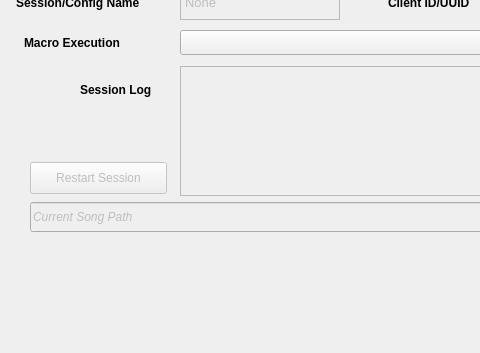
Before: the Qt Designer form seq_qt5/forms/qsessionframe.ui in ahlstromcj/seq66, drawn with Qt 5; both pictures show x 0 to 480 and y 114 to 467 of the 690 by 467 pixel window.
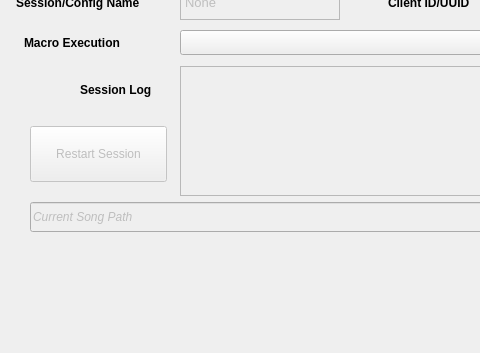
After: the same form once the commit is applied.

```diff
--- a/seq_qt5/forms/qsessionframe.ui
+++ b/seq_qt5/forms/qsessionframe.ui
@@ -202,21 +202,21 @@
    <property name="geometry">
     <rect>
      <x>30</x>
-     <y>276</y>
+     <y>240</y>
      <width>137</width>
-     <height>32</height>
+     <height>64</height>
     </rect>
    </property>
    <property name="minimumSize">
     <size>
      <width>100</width>
-     <height>32</height>
+     <height>56</height>
     </size>
    </property>
    <property name="maximumSize">
     <size>
      <width>16777215</width>
-     <height>32</height>
+     <height>56</height>
     </size>
    </property>
    <property name="toolTip">
```
Left out of the diff: 10 changed lines with no effect on the pictures.
